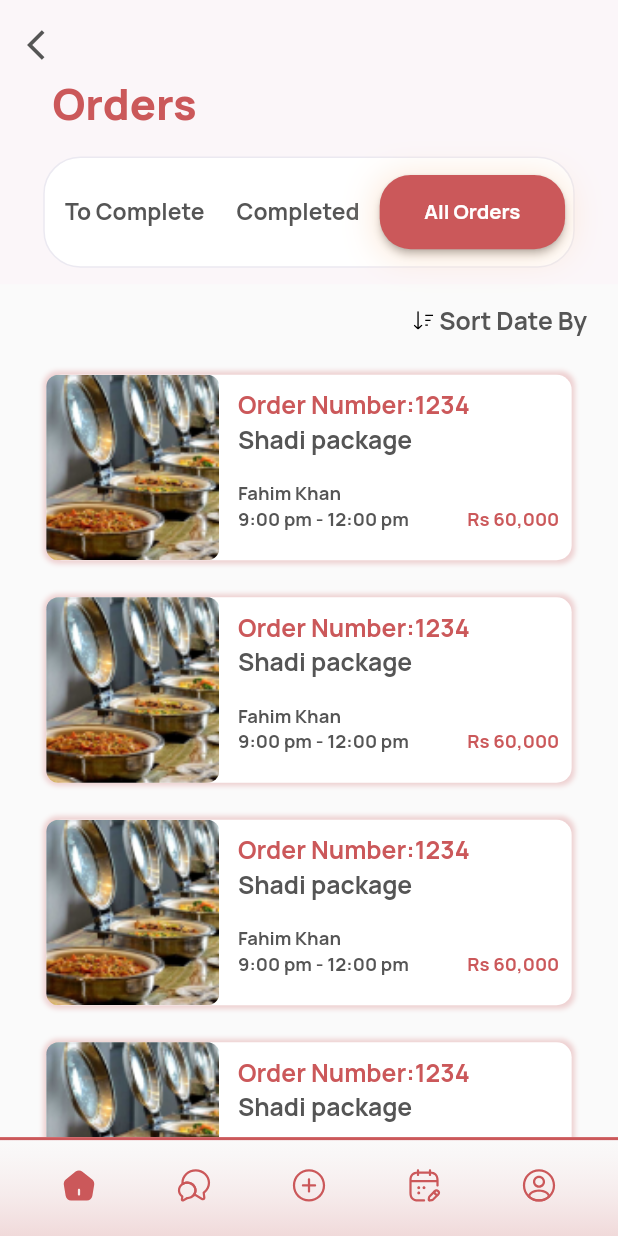
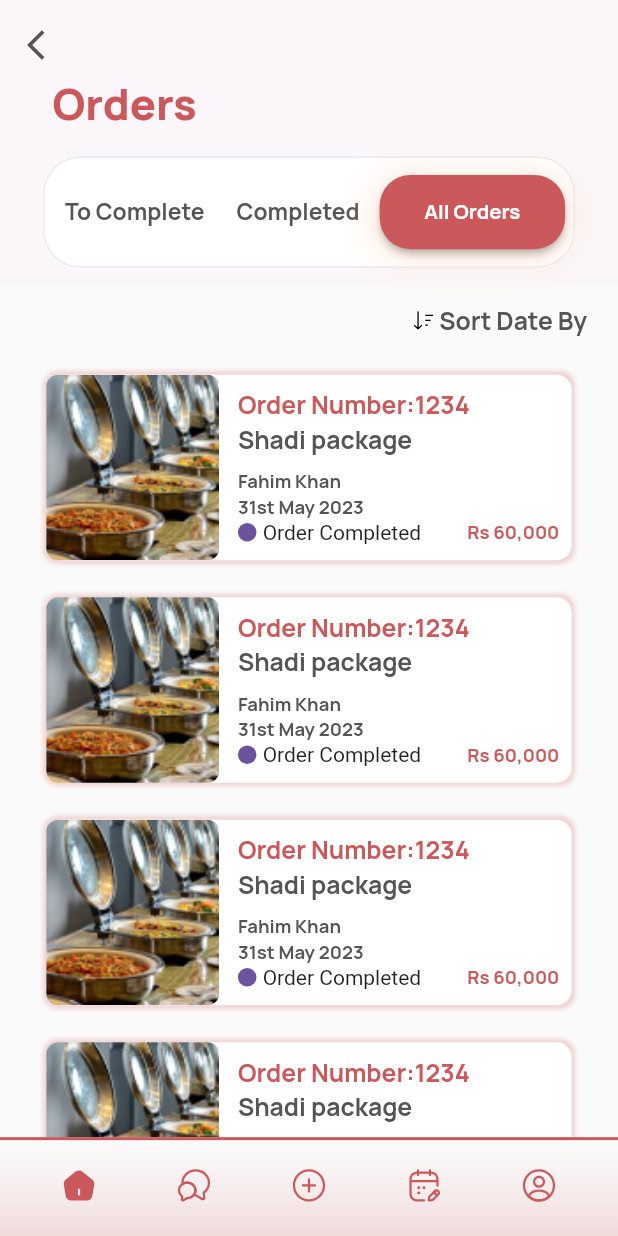
Before and after one commit to Aliza02/E-Vent-Vendor, a Flutter app: the screen it shows after launch, after a tap on "Completed", after a tap on "All Orders", on a phone screen of 412 x 824 dp. Run offline on Flutter 3.47's test engine with Material 2 defaults, Android fonts, the phone set to English and light mode, and no system bars; our stand-ins replace dotted_border, flutter_slidable, flutter_svg, flutter_zoom_drawer, get, image_picker.

Commit message:
order cards complete according to order tabs

```diff
--- a/lib/constants/colors.dart
+++ b/lib/constants/colors.dart
@@ -23,4 +23,11 @@ class AppColors {
   static const Color appBar = Color(0xFFFFE4F3);
   //  add service
   static const lightblue = Color(0xFF69B7F9);
+  // order status colors
+
+  static const List<Color> statusColor = [
+    Color(0xFFF77000),
+    Color(0xFF43FD6C),
+    Color(0xFF6D529D),
+  ];
 }
--- a/lib/controller/pagecontroller.dart
+++ b/lib/controller/pagecontroller.dart
@@ -1,7 +1,5 @@
 import 'dart:io';
-
 import 'package:get/get.dart';
-import 'package:get/get_state_manager/src/simple/get_controllers.dart';
 
 class testController extends GetxController {
   RxInt currentindex = 0.obs; // bottom navigation index
@@ -13,9 +11,11 @@ class testController extends GetxController {
   RxBool toCompleteActive = true.obs;
   RxBool completeActive = false.obs;
   RxBool allOrdersActive = false.obs;
-
-  RxBool EditServiceSelected = true.obs; // edit service button
-  RxBool AddServiceSelected = false.obs; // Add service button
+  RxBool editServiceSelected = true.obs; // edit service button
+  RxBool addServiceSelected = false.obs; // Add service button
+  RxBool paymentPending = false.obs;
+  RxBool paymentRecieved = false.obs;
+  RxBool orderCompleted = false.obs;
 
   // function for changing index to navigate from bottom nav bar
   void changeIndex(int index) {
--- a/lib/screens/AddService/addService.dart
+++ b/lib/screens/AddService/addService.dart
@@ -333,7 +333,7 @@ class _AddServiceState extends State<AddService> {
             children: [
               service_Header(),
               Obx(
-                () => pagecontroller.AddServiceSelected.value
+                () => pagecontroller.addServiceSelected.value
                     ? addService(context)
                     : editService(context),
               ),
--- a/lib/screens/Orders/order_screens.dart
+++ b/lib/screens/Orders/order_screens.dart
@@ -30,12 +30,12 @@ class Orders extends StatelessWidget {
               ),
               Obx(
                 () => pagecontroller.completeActive.value == true
-                    ? complete_order()
+                    ? const complete_order()
                     : Container(),
               ),
               Obx(
                 () => pagecontroller.allOrdersActive.value == true
-                    ? All_orders()
+                    ? const All_orders()
                     : Container(),
               ),
             ],
--- a/lib/widget/AddEditServices/serviceHeader.dart
+++ b/lib/widget/AddEditServices/serviceHeader.dart
@@ -15,10 +15,10 @@ class service_Header extends StatelessWidget {
   final pagecontroller = Get.put(testController());
   // function to activate add edit page
   void activeButton() {
-    pagecontroller.EditServiceSelected.value =
-        !pagecontroller.EditServiceSelected.value;
-    pagecontroller.AddServiceSelected.value =
-        !pagecontroller.AddServiceSelected.value;
+    pagecontroller.editServiceSelected.value =
+        !pagecontroller.editServiceSelected.value;
+    pagecontroller.addServiceSelected.value =
+        !pagecontroller.addServiceSelected.value;
   }
 
   @override
@@ -71,7 +71,7 @@ class service_Header extends StatelessWidget {
                 () => Row(
                   mainAxisAlignment: MainAxisAlignment.spaceAround,
                   children: [
-                    pagecontroller.EditServiceSelected.value == false
+                    pagecontroller.editServiceSelected.value == false
                         ? InactiveButton(
                             title: 'Edit',
                             icon: AppIcons.editInactive,
@@ -81,7 +81,7 @@ class service_Header extends StatelessWidget {
                           )
                         : ActiveButton(
                             activeButton: () {
-                              if (pagecontroller.EditServiceSelected.value ==
+                              if (pagecontroller.editServiceSelected.value ==
                                   false) {
                                 activeButton();
                               }
@@ -90,7 +90,7 @@ class service_Header extends StatelessWidget {
                             title: 'Edit',
                             buttonColor: AppColors.pink,
                           ),
-                    pagecontroller.AddServiceSelected.value == false
+                    pagecontroller.addServiceSelected.value == false
                         ? InactiveButton(
                             title: 'Add',
                             icon: AppIcons.addInactive,
@@ -100,7 +100,7 @@ class service_Header extends StatelessWidget {
                           )
                         : ActiveButton(
                             activeButton: () {
-                              if (pagecontroller.AddServiceSelected.value ==
+                              if (pagecontroller.addServiceSelected.value ==
                                   false) {
                                 activeButton();
                               }
--- a/lib/widget/Orders/order_Card.dart
+++ b/lib/widget/Orders/order_Card.dart
@@ -9,6 +9,17 @@ import 'Order_Card_Text.dart';
 class order_card extends StatelessWidget {
   order_card({super.key});
   final pagecontroller = Get.put(testController());
+
+  Container status(BuildContext context, Color statusColor) {
+    return Container(
+      height: Get.height * 0.015,
+      width: Get.width * 0.03,
+      decoration: BoxDecoration(
+        color: statusColor,
+        borderRadius: BorderRadius.circular(100),
+      ),
+    );
+  }
 
   @override
   Widget build(BuildContext context) {
@@ -54,20 +65,87 @@ class order_card extends StatelessWidget {
                       text: 'Shadi package',
                       fontColor: AppColors.grey,
                       fontSize: Get.width * 0.04),
-                  SizedBox(height: Get.height * 0.02),
+                  pagecontroller.allOrdersActive.value == true
+                      ? SizedBox(height: Get.height * 0.01)
+                      : SizedBox(
+                          height: Get.height * 0.02,
+                        ),
                   order_card_text(
                       text: 'Fahim Khan',
                       fontColor: AppColors.grey,
                       fontSize: Get.width * 0.03),
+                  Obx(
+                    () => pagecontroller.allOrdersActive.value == true
+                        ? order_card_text(
+                            text: '31st May 2023',
+                            fontColor: AppColors.grey,
+                            fontSize: Get.width * 0.03,
+                          )
+                        : Container(),
+                  ),
                   Row(
                     mainAxisSize: MainAxisSize.min,
                     children: [
-                      order_card_text(
-                        text: '9:00 pm - 12:00 pm',
-                        fontColor: AppColors.grey,
-                        fontSize: Get.width * 0.03,
+                      Obx(
+                        () => pagecontroller.completeActive.value == true ||
+                                pagecontroller.allOrdersActive.value == true
+                            ? Row(
+                                children: [
+                                  Obx(
+                                    () => pagecontroller.paymentPending.value ==
+                                            true
+                                        ? Row(
+                                            children: [
+                                              status(context,
+                                                  AppColors.statusColor[0]),
+                                              SizedBox(
+                                                width: Get.width * 0.01,
+                                              ), //status
+                                              const Text('Payment Pending'),
+                                            ],
+                                          )
+                                        : const SizedBox(),
+                                  ),
+                                  Obx(
+                                    () => pagecontroller
+                                                .paymentRecieved.value ==
+                                            true
+                                        ? Row(
+                                            children: [
+                                              status(context,
+                                                  AppColors.statusColor[1]),
+                                              SizedBox(
+                                                width: Get.width * 0.01,
+                                              ), //status
+                                              const Text('Payment Recieved'),
+                                            ],
+                                          )
+                                        : const SizedBox(),
+                                  ),
+                                  Obx(
+                                    () => pagecontroller.orderCompleted.value ==
+                                            false
+                                        ? Row(
+                                            children: [
+                                              status(context,
+                                                  AppColors.statusColor[2]),
+                                              SizedBox(
+                                                width: Get.width * 0.01,
+                                              ), //status
+                                              const Text('Order Completed'),
+                                            ],
+                                          )
+                                        : const SizedBox(),
+                                  ),
+                                ],
+                              )
+                            : order_card_text(
+                                text: '9:00 pm - 12:00 pm',
+                                fontColor: AppColors.grey,
+                                fontSize: Get.width * 0.03,
+                              ),
                       ),
-                      Spacer(),
+                      const Spacer(),
                       order_card_text(
                         text: 'Rs 60,000',
                         fontColor: AppColors.pink,
```
